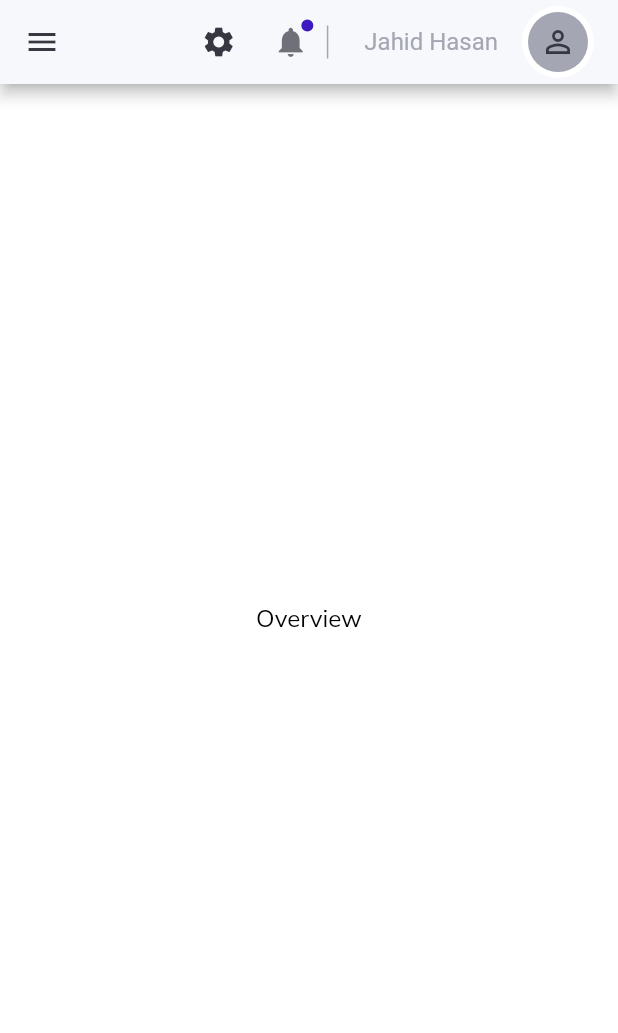
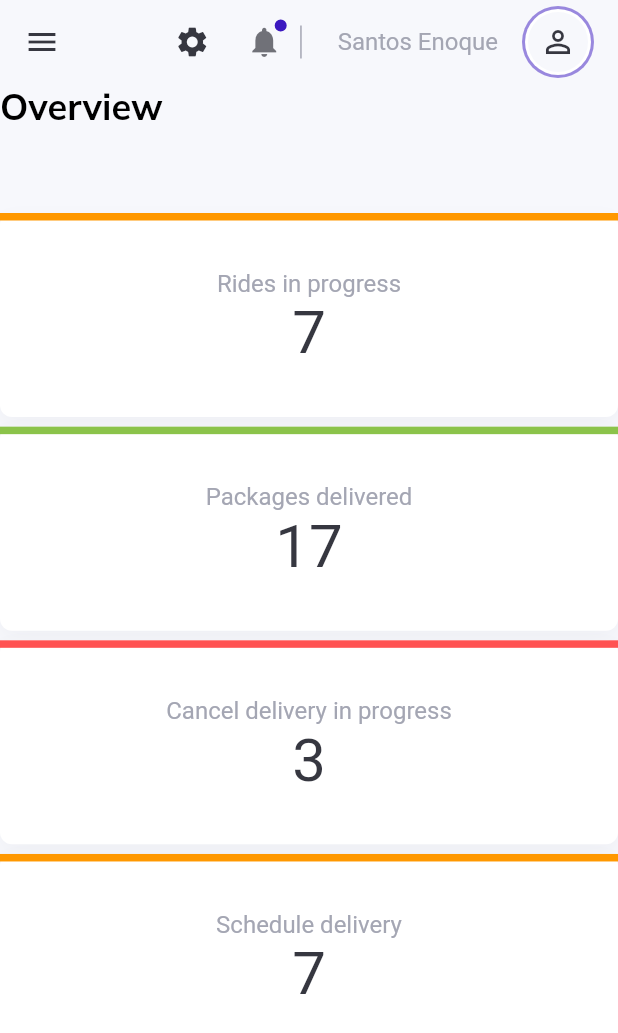
Before and after one commit to Jahidul007/flutter_web_dashboard, a Flutter app: the screen it shows after launch, on a phone screen of 412 x 824 dp. Shown: the top 1033 px of the screen. Run offline on Flutter 3.47's test engine with Material 2 defaults, Android fonts, the phone set to English and light mode, and no system bars; our stand-ins replace get, google_fonts.

Commit message:
added info card for different screen

```diff
--- a/lib/helpers/responsiveness.dart
+++ b/lib/helpers/responsiveness.dart
@@ -5,13 +5,13 @@ const int mediumScreenSize = 768;
 const int smallScreenSize = 360;
 const int customScreenSize = 1100;
 
-class ResponsivenessWidget extends StatelessWidget {
+class ResponsiveWidget extends StatelessWidget {
   final Widget largeScreen;
   final Widget mediumScreen;
   final Widget smallScreen;
   final Widget customScreen;
 
-  ResponsivenessWidget(
+  ResponsiveWidget(
       {this.largeScreen,
       this.mediumScreen,
       this.smallScreen,
--- a/lib/layout.dart
+++ b/lib/layout.dart
@@ -16,7 +16,7 @@ class SiteLayout extends StatelessWidget {
       drawer: Drawer(
         child: SideMenu(),
       ),
-      body: ResponsivenessWidget(
+      body: ResponsiveWidget(
         largeScreen: LargePage(),
         smallScreen: SmallPage(),
       ),
--- a/lib/main.dart
+++ b/lib/main.dart
@@ -1,4 +1,5 @@
 import 'package:flutter/material.dart';
+import 'package:flutter_web_dasboard/constants/style.dart';
 import 'package:flutter_web_dasboard/controllers/menu_controller.dart';
 import 'package:flutter_web_dasboard/controllers/navigation_controller.dart';
 import 'package:flutter_web_dasboard/layout.dart';
@@ -19,7 +20,7 @@ class MyApp extends StatelessWidget {
       title: 'Dashboard',
       debugShowCheckedModeBanner: false,
       theme: ThemeData(
-        scaffoldBackgroundColor: Colors.white,
+        scaffoldBackgroundColor: light,
         textTheme: GoogleFonts.mulishTextTheme(Theme.of(context).textTheme)
             .apply(bodyColor: Colors.black),
         pageTransitionsTheme: PageTransitionsTheme(builders: {
--- a/lib/pages/overview/overview.dart
+++ b/lib/pages/overview/overview.dart
@@ -1,15 +1,46 @@
 import 'package:flutter/material.dart';
+import 'package:flutter_web_dasboard/constants/controllers.dart';
+import 'package:flutter_web_dasboard/helpers/responsiveness.dart';
+import 'package:flutter_web_dasboard/pages/overview/widgets/overview_cards_large.dart';
+import 'package:flutter_web_dasboard/pages/overview/widgets/overview_cards_medium.dart';
+import 'package:flutter_web_dasboard/pages/overview/widgets/overview_cards_small.dart';
 import 'package:flutter_web_dasboard/widgets/custom_text.dart';
+import 'package:get/get.dart';
 
 class OverviewPage extends StatelessWidget {
   const OverviewPage({Key key}) : super(key: key);
 
   @override
   Widget build(BuildContext context) {
-    return Container(
-      child: Center(
-        child: CustomText(text: "Overview",),
-      ),
+    return Column(
+      children: [
+        Obx(() => Row(
+              children: [
+                Container(
+                  margin: EdgeInsets.only(
+                      top: ResponsiveWidget.isSmallScreen(context) ? 56 : 6),
+                  child: CustomText(
+                    text: menuController.activeItem.value,
+                    size: 24,
+                    fontWeight: FontWeight.bold,
+                  ),
+                ),
+              ],
+            )),
+        Expanded(
+            child: ListView(
+          children: [
+            if (ResponsiveWidget.isLargeScreen(context) ||
+                ResponsiveWidget.isLargeScreen(context))
+              if (ResponsiveWidget.isCustomScreen(context))
+                OverviewCardsMediumScreen()
+              else
+                OverviewCardsLargeScreen()
+            else
+              OverviewCardsSmallScreen()
+          ],
+        ))
+      ],
     );
   }
 }
--- /dev/null
+++ b/lib/pages/overview/widgets/info_card.dart
@@ -0,0 +1,71 @@
+import 'package:flutter/material.dart';
+import 'package:flutter_web_dasboard/constants/style.dart';
+
+class InfoCard extends StatelessWidget {
+  final String title;
+  final String value;
+  final Color topColor;
+  final bool isActive;
+  final Function onTap;
+
+  const InfoCard(
+      {Key key,
+      this.title,
+      this.value,
+      this.topColor,
+      this.isActive = false,
+      this.onTap})
+      : super(key: key);
+
+  @override
+  Widget build(BuildContext context) {
+    return Expanded(
+      child: InkWell(
+        onTap: onTap,
+        child: Container(
+          height: 136,
+          alignment: Alignment.center,
+          decoration: BoxDecoration(
+              color: Colors.white,
+              boxShadow: [
+                BoxShadow(
+                  offset: Offset(0, 6),
+                  color: lightGrey.withOpacity(.1),
+                  blurRadius: 12,
+                )
+              ],
+              borderRadius: BorderRadius.circular(8)),
+          child: Column(
+            children: [
+              Row(
+                children: [
+                  Expanded(
+                    child: Container(
+                      color: topColor ?? active,
+                      height: 5,
+                    ),
+                  ),
+                ],
+              ),
+              Expanded(child: Container()),
+              RichText(
+                  textAlign: TextAlign.center,
+                  text: TextSpan(children: [
+                    TextSpan(
+                        text: "$title\n",
+                        style: TextStyle(
+                            fontSize: 16,
+                            color: isActive ? active : lightGrey)),
+                    TextSpan(
+                        text: "$value",
+                        style: TextStyle(
+                            fontSize: 40, color: isActive ? active : dark))
+                  ])),
+              Expanded(child: Container()),
+            ],
+          ),
+        ),
+      ),
+    );
+  }
+}
--- /dev/null
+++ b/lib/pages/overview/widgets/overview_cards_small.dart
@@ -0,0 +1,52 @@
+import 'package:flutter/material.dart';
+import 'package:flutter_web_dasboard/pages/overview/widgets/info_card.dart';
+
+class OverviewCardsSmallScreen extends StatelessWidget {
+  const OverviewCardsSmallScreen({Key key}) : super(key: key);
+
+  @override
+  Widget build(BuildContext context) {
+    double _width = MediaQuery.of(context).size.width;
+    return Column(
+      mainAxisSize: MainAxisSize.min,
+      children: [
+        InfoCard(
+          title: "Rides in progress",
+          value: "7",
+          onTap: () {},
+          topColor: Colors.orange,
+        ),
+        SizedBox(
+          height: _width / 64,
+        ),
+        InfoCard(
+          title: "Packages delivered",
+          value: "17",
+          onTap: () {},
+          topColor: Colors.lightGreen,
+        ),
+        SizedBox(
+          height: _width / 64,
+        ),
+        InfoCard(
+          title: "Cancel delivery in progress",
+          value: "3",
+          onTap: () {},
+          topColor: Colors.redAccent,
+        ),
+        SizedBox(
+          height: _width / 64,
+        ),
+        InfoCard(
+          title: "Schedule delivery",
+          value: "7",
+          onTap: () {},
+          topColor: Colors.orange,
+        ),
+        SizedBox(
+          height: _width / 64,
+        )
+      ],
+    );
+  }
+}
--- a/lib/widgets/sideMenu.dart
+++ b/lib/widgets/sideMenu.dart
@@ -17,7 +17,7 @@ class SideMenu extends StatelessWidget {
       color: light,
       child: ListView(
         children: [
-          if (ResponsivenessWidget.isSmallScreen(context))
+          if (ResponsiveWidget.isSmallScreen(context))
             Column(
               mainAxisSize: MainAxisSize.min,
               children: [
@@ -56,7 +56,7 @@ class SideMenu extends StatelessWidget {
 
                 } if(!menuController.isActive(itemName)){
                   menuController.changeActiveItem(itemName);
-                  if(ResponsivenessWidget.isSmallScreen(context))
+                  if(ResponsiveWidget.isSmallScreen(context))
                     Get.back();
                   navigationController.navigateTo(itemName);
                 }
--- a/lib/widgets/side_menu_item.dart
+++ b/lib/widgets/side_menu_item.dart
@@ -11,7 +11,7 @@ class SideMenuItem extends StatelessWidget {
 
   @override
   Widget build(BuildContext context) {
-    if (ResponsivenessWidget.isCustomScreen(context))
+    if (ResponsiveWidget.isCustomScreen(context))
       return VerticalMenuItem(
         itemName: itemName,
         onTap: onTap,
--- a/lib/widgets/top_nav.dart
+++ b/lib/widgets/top_nav.dart
@@ -3,31 +3,23 @@ import 'package:flutter_web_dasboard/constants/style.dart';
 import 'package:flutter_web_dasboard/helpers/responsiveness.dart';
 import 'package:flutter_web_dasboard/widgets/custom_text.dart';
 
-AppBar topNavigationBar(BuildContext context, GlobalKey<ScaffoldState> key) =>
+AppBar topNavigationBar(BuildContext context,  GlobalKey<ScaffoldState> key) =>
     AppBar(
-      leading: !ResponsivenessWidget.isSmallScreen(context)
-          ? Row(
-              children: [
-                Container(
-                  padding: EdgeInsets.only(left: 14),
-                  child: Image.asset(
-                    "assets/icons/logo.png",
-                    width: 28,
-                  ),
-                )
-              ],
-            )
-          : IconButton(
-              icon: Icon(Icons.menu),
-              onPressed: () {
-                key.currentState.openDrawer();
-              },
-            ),
+      leading: !ResponsiveWidget.isSmallScreen(context) ? Row(
+        children: [
+          Padding(
+            padding: const EdgeInsets.only(left: 16),
+            child: Image.asset("assets/icons/logo.png", width: 28,),
+          ),
+        ],
+      ) : IconButton(icon: Icon(Icons.menu), onPressed: (){
+        key.currentState.openDrawer();
+      }),
       title: Container(
         child: Row(
           children: [
             Visibility(
-                visible: !ResponsivenessWidget.isSmallScreen(context),
+                visible: !ResponsiveWidget.isSmallScreen(context),
                 child: CustomText(text: "Dash", color: lightGrey, size: 20, fontWeight: FontWeight.bold,)),
             Expanded(child: Container()),
             IconButton(icon: Icon(Icons.settings, color: dark,), onPressed: (){}),
@@ -51,35 +43,30 @@ AppBar topNavigationBar(BuildContext context, GlobalKey<ScaffoldState> key) =>
                 )
               ],
             ),
+
             Container(
               width: 1,
               height: 22,
               color: lightGrey,
             ),
-            SizedBox(
-              width: 24,
-            ),
-            CustomText(
-              text: "Jahid Hasan",
-              color: lightGrey,
-            ),
-            SizedBox(
-              width: 16,
-            ),
+            SizedBox(width: 24,),
+            CustomText(text: "Santos Enoque", color: lightGrey,),
+            SizedBox(width: 16,),
             Container(
               decoration: BoxDecoration(
-                color: Colors.white,
-                borderRadius: BorderRadius.circular(30),
+                  color: active.withOpacity(.5),
+                  borderRadius: BorderRadius.circular(30)
               ),
               child: Container(
+                decoration: BoxDecoration(
+                    color: Colors.white,
+                    borderRadius: BorderRadius.circular(30)
+                ),
                 padding: EdgeInsets.all(2),
                 margin: EdgeInsets.all(2),
                 child: CircleAvatar(
-                  backgroundColor: lightGrey,
-                  child: Icon(
-                    Icons.person_outline,
-                    color: dark,
-                  ),
+                  backgroundColor: light,
+                  child: Icon(Icons.person_outline, color: dark,),
                 ),
               ),
             )
@@ -87,5 +74,6 @@ AppBar topNavigationBar(BuildContext context, GlobalKey<ScaffoldState> key) =>
         ),
       ),
       iconTheme: IconThemeData(color: dark),
-      backgroundColor:light,
+      elevation: 0,
+      backgroundColor: Colors.transparent,
     );
```
Also changed, not shown: lib/pages/authentication/authentication.dart (+19 -4 lines), lib/pages/clients/clients.dart (+19 -4 lines), lib/pages/drivers/drivers.dart (+19 -4 lines), lib/pages/overview/widgets/info_card_small.dart (added, +54 -0 lines), lib/pages/overview/widgets/overview_cards_large.dart (added, +51 -0 lines), lib/pages/overview/widgets/overview_cards_medium.dart (added, +60 -0 lines).
